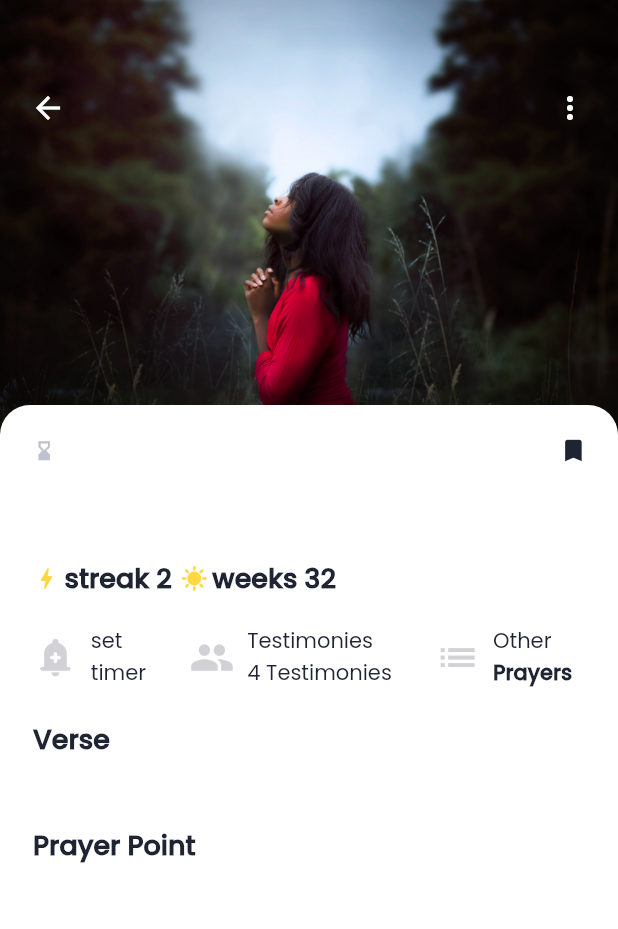
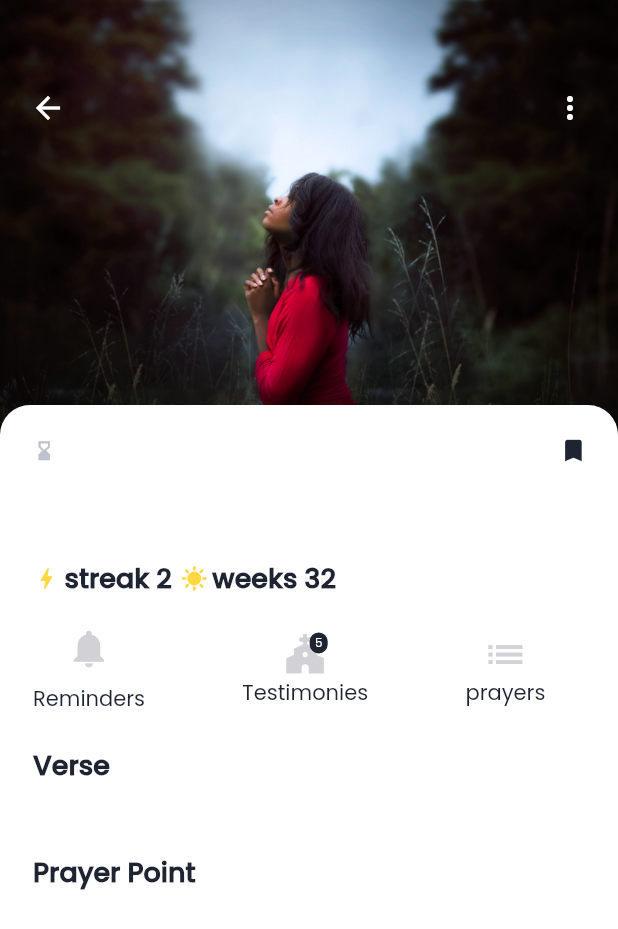
Before and after one commit to thejosh1/prophetic-prayers, a Flutter app: the PrayerDetailScreen screen opened directly with empty values, on a phone screen of 412 x 824 dp. Shown: the top 929 px of the screen. Run offline on Flutter 3.47's test engine with Material 2 defaults, Android fonts, the phone set to English and light mode, and no system bars; our stand-ins replace get; network calls fail.

Commit message:
final stages

```diff
--- a/lib/pages/prayer_detail_screen.dart
+++ b/lib/pages/prayer_detail_screen.dart
@@ -142,37 +142,23 @@ class _PrayerDetailScreenState extends State<PrayerDetailScreen> {
                                   onTap: (){
                                     showModalBottomSheet(context: context, builder: (context) => _buildSheet());
                                   },
-                                  child: Row(
+                                  child: Column(
                                     children: [
                                       Icon(
-                                        Icons.add_alert_rounded,
+                                        Icons.notifications,
                                         size: 29.89,
                                         color: Color(0xFFD1D1D6),
                                       ),
                                       SizedBox(
-                                        width: 8.6,
+                                        height: 8.6,
                                       ),
-                                      Column(
-                                        crossAxisAlignment:
-                                        CrossAxisAlignment.start,
-                                        mainAxisAlignment: MainAxisAlignment.end,
-                                        children: [
                                       Text(
-                                            "set",
+                                        "Reminders",
                                         style:TextStyle(
                                             fontSize: 14,
                                             fontWeight: FontWeight.w200,
                                             color: Color(0xFF1E2432)),
                                       ),
-                                          Text(
-                                            "timer",
-                                            style: TextStyle(
-                                                fontSize: 14,
-                                                fontWeight: FontWeight.w200,
-                                                color: Color(0xFF1E2432)),
-                                          )
-                                        ],
-                                      )
                                     ],
                                   ),
                                 )
@@ -188,21 +174,38 @@ class _PrayerDetailScreenState extends State<PrayerDetailScreen> {
                               child: Column(
                                 mainAxisAlignment: MainAxisAlignment.start,
                                 children: [
-                                  Row(
+                                  Column(
                                     children: [
-                                      Icon(
-                                        Icons.group,
-                                        size: 29.89,
-                                        color: Color(0xFFD1D1D6),
+                                      Stack(
+                                        children: <Widget>[
+                                          Icon(Icons.church, size: 29.89, color: Color(0xFFD1D1D6),),
+                                          Positioned(
+                                            right: 0,
+                                            child: Container(
+                                              padding: EdgeInsets.all(1),
+                                              decoration: BoxDecoration(
+                                                color: Color(0xFF1E2432),
+                                                borderRadius: BorderRadius.circular(6),
+                                              ),
+                                              constraints: BoxConstraints(
+                                                minWidth: 12,
+                                                minHeight: 12,
+                                              ),
+                                              child: Text(
+                                                '5',
+                                                style: new TextStyle(
+                                                  color: Colors.white,
+                                                  fontSize: 8,
+                                                ),
+                                                textAlign: TextAlign.center,
+                                              ),
+                                            ),
+                                          )
+                                        ],
                                       ),
                                       SizedBox(
                                         width: 8.6,
                                       ),
-                                      Column(
-                                        crossAxisAlignment:
-                                        CrossAxisAlignment.start,
-                                        mainAxisAlignment: MainAxisAlignment.end,
-                                        children: [
                                       Text(
                                         "Testimonies",
                                         style: TextStyle(
@@ -210,15 +213,6 @@ class _PrayerDetailScreenState extends State<PrayerDetailScreen> {
                                             fontWeight: FontWeight.w200,
                                             color: Color(0xFF1E2432)),
                                       ),
-                                          Text(
-                                            "4 Testimonies",
-                                            style: TextStyle(
-                                                fontSize: 14,
-                                                fontWeight: FontWeight.w200,
-                                                color: Color(0xFF1E2432)),
-                                          )
-                                        ],
-                                      )
                                     ],
                                   )
                                 ],
@@ -228,9 +222,6 @@ class _PrayerDetailScreenState extends State<PrayerDetailScreen> {
                               width: 8,
                             ),
                             Column(
-                              mainAxisAlignment: MainAxisAlignment.start,
-                              children: [
-                                Row(
                               children: [
                                 Icon(
                                   Icons.list,
@@ -240,34 +231,13 @@ class _PrayerDetailScreenState extends State<PrayerDetailScreen> {
                                 SizedBox(
                                   width: 8.6,
                                 ),
-                                    GestureDetector(
-                                      onTap: (){
-                                        Get.to(()=> const PrayerListScreen());
-                                      },
-                                      child: Column(
-                                        crossAxisAlignment:
-                                        CrossAxisAlignment.start,
-                                        mainAxisAlignment: MainAxisAlignment.end,
-                                        children: [
                                 Text(
-                                            "Other",
+                                  "prayers",
                                   style: TextStyle(
                                       fontSize: 14,
                                       fontWeight: FontWeight.w200,
                                       color: Color(0xFF1E2432)),
                                 ),
-                                          Text(
-                                            "Prayers",
-                                            style: TextStyle(
-                                                fontSize: 14,
-                                                fontWeight: FontWeight.bold,
-                                                color: Color(0xFF1E2432)),
-                                          )
-                                        ],
-                                      ),
-                                    )
-                                  ],
-                                )
                               ],
                             ),
                             SizedBox(
--- a/lib/pages/prayer_list_screen.dart
+++ b/lib/pages/prayer_list_screen.dart
@@ -64,7 +64,7 @@ class _PrayerListScreenState extends State<PrayerListScreen> {
 
                              return buildScriptures(_scriptures);
                            } else {
-                             return Center(child: Text("no data"),);
+                             return Center(child: Text("Loading"),);
                            }
                          }
                        )
```
Also changed, not shown: lib/models/testimonies.dart (added, +15 -0 lines), lib/models/users.dart (added, +21 -0 lines), lib/pages/main_page.dart (+13 -26 lines), lib/pages/prayer_screen.dart (+5 -5 lines), lib/pages/profile_page.dart (+44 -1 lines), lib/pages/testimony_screen.dart (+7 -14 lines), lib/utils/user_preference.dart (added, +13 -0 lines). Lines whose indentation alone changed are shown as unchanged.
